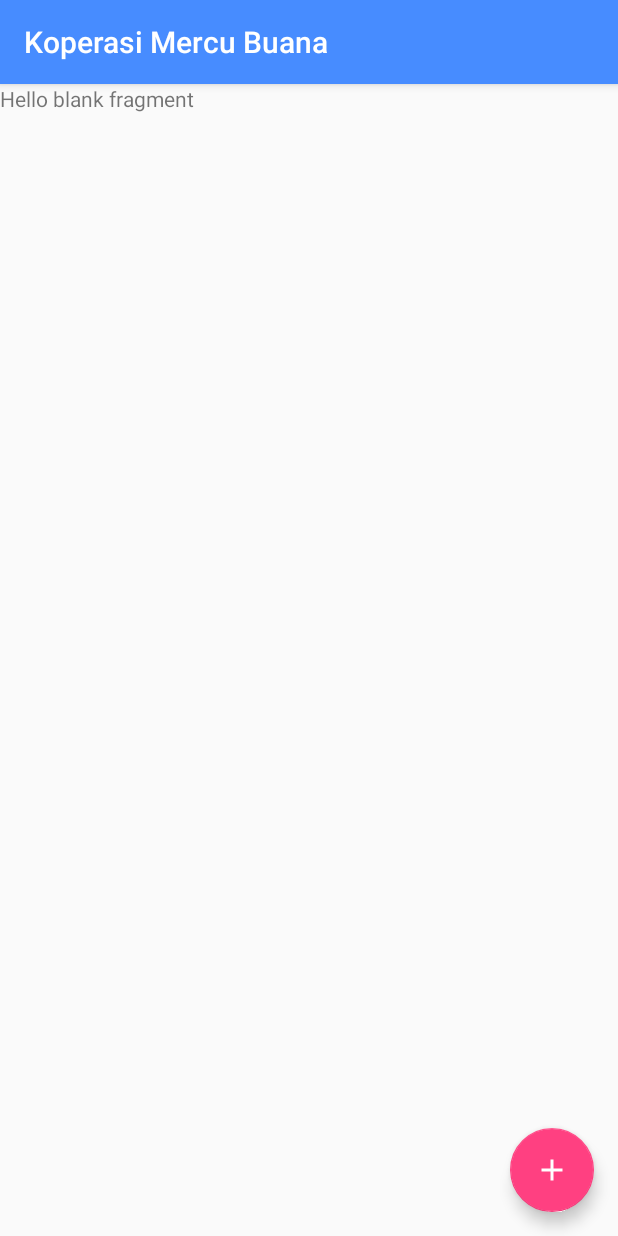
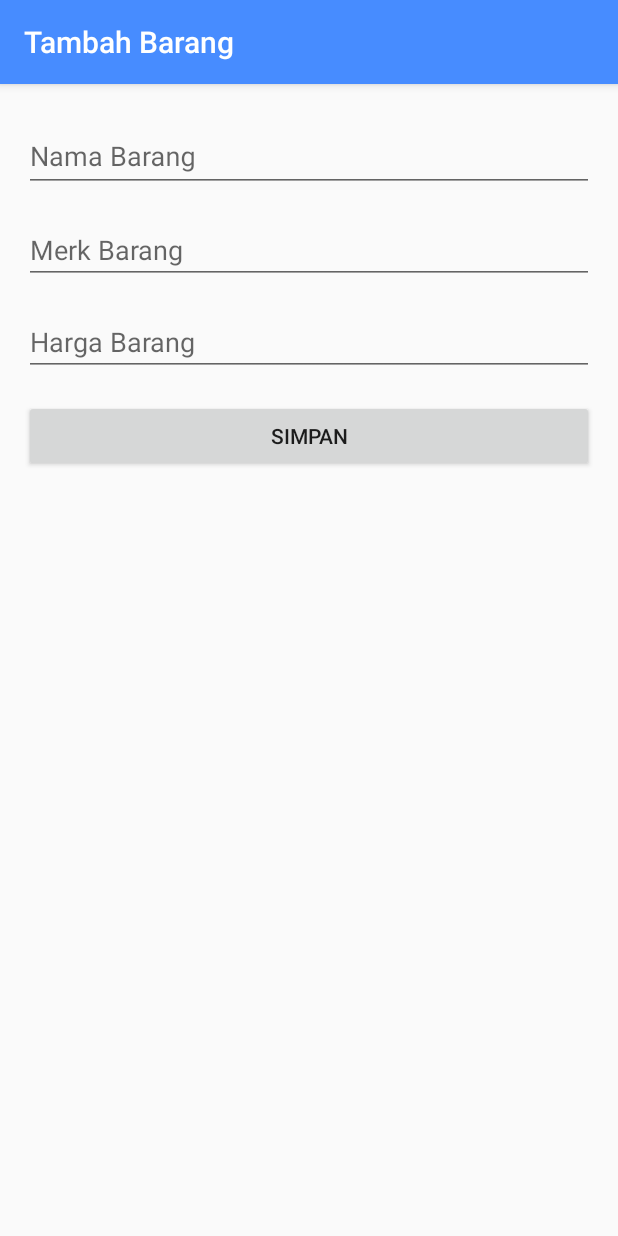
Before and after one commit to alfathony/koperasi-mercu-buana-android, an Android app: the screen it shows after launch (MainActivity before the commit, AddBarang after it), after a tap on an icon or button, on a phone screen of 412 x 824 dp. Run offline under Robolectric (Android 15) with nearby library versions, the phone set to English and light mode, and no system bars; libraries missing offline, so code that uses them is left out: com.androidnetworking, com.androidnetworking.error, com.androidnetworking.interfaces; 1 statement that could not run was skipped.

Commit message:
added tambah barang page activity

```diff
--- a/app/src/main/AndroidManifest.xml
+++ b/app/src/main/AndroidManifest.xml
@@ -26,6 +26,10 @@
         <activity
             android:name=".view.activity.addActivity"
             android:label="@string/title_activity_add"
+            android:theme="@style/AppTheme.NoActionBar" />
+        <activity
+            android:name=".AddBarang"
+            android:label="@string/title_activity_add_barang"
             android:theme="@style/AppTheme.NoActionBar"></activity>
     </application>
 
--- /dev/null
+++ b/app/src/main/java/com/abdullatieffathoni41816110153uas/koperasimercubuana/AddBarang.java
@@ -0,0 +1,29 @@
+package com.abdullatieffathoni41816110153uas.koperasimercubuana;
+
+import android.os.Bundle;
+import android.support.design.widget.FloatingActionButton;
+import android.support.design.widget.Snackbar;
+import android.support.v7.app.AppCompatActivity;
+import android.support.v7.widget.Toolbar;
+import android.view.View;
+
+/*
+ * @author Abdul Latief Fathoni 41816110153
+ * 17 July 2018
+ * purpose final exam mercu buana
+ *
+ * */
+
+public class AddBarang extends AppCompatActivity {
+
+    @Override
+    protected void onCreate(Bundle savedInstanceState) {
+        super.onCreate(savedInstanceState);
+        setContentView(R.layout.activity_add_barang);
+        Toolbar toolbar = (Toolbar) findViewById(R.id.toolbar);
+        setSupportActionBar(toolbar);
+
+
+    }
+
+}
--- a/app/src/main/java/com/abdullatieffathoni41816110153uas/koperasimercubuana/AddBarangFragment.java
+++ /dev/null
@@ -1,108 +0,0 @@
-package com.abdullatieffathoni41816110153uas.koperasimercubuana;
-
-import android.content.Context;
-import android.net.Uri;
-import android.os.Bundle;
-import android.support.v4.app.Fragment;
-import android.view.LayoutInflater;
-import android.view.View;
-import android.view.ViewGroup;
-
-
-/**
- * A simple {@link Fragment} subclass.
- * Activities that contain this fragment must implement the
- * {@link AddBarangFragment.OnFragmentInteractionListener} interface
- * to handle interaction events.
- * Use the {@link AddBarangFragment#newInstance} factory method to
- * create an instance of this fragment.
- */
-public class AddBarangFragment extends Fragment {
-    // TODO: Rename parameter arguments, choose names that match
-    // the fragment initialization parameters, e.g. ARG_ITEM_NUMBER
-    private static final String ARG_PARAM1 = "param1";
-    private static final String ARG_PARAM2 = "param2";
-
-    // TODO: Rename and change types of parameters
-    private String mParam1;
-    private String mParam2;
-
-    private OnFragmentInteractionListener mListener;
-
-    public AddBarangFragment() {
-        // Required empty public constructor
-    }
-
-    /**
-     * Use this factory method to create a new instance of
-     * this fragment using the provided parameters.
-     *
-     * @param param1 Parameter 1.
-     * @param param2 Parameter 2.
-     * @return A new instance of fragment AddBarangFragment.
-     */
-    // TODO: Rename and change types and number of parameters
-    public static AddBarangFragment newInstance(String param1, String param2) {
-        AddBarangFragment fragment = new AddBarangFragment();
-        Bundle args = new Bundle();
-        args.putString(ARG_PARAM1, param1);
-        args.putString(ARG_PARAM2, param2);
-        fragment.setArguments(args);
-        return fragment;
-    }
-
-    @Override
-    public void onCreate(Bundle savedInstanceState) {
-        super.onCreate(savedInstanceState);
-        if (getArguments() != null) {
-            mParam1 = getArguments().getString(ARG_PARAM1);
-            mParam2 = getArguments().getString(ARG_PARAM2);
-        }
-    }
-
-    @Override
-    public View onCreateView(LayoutInflater inflater, ViewGroup container,
-                             Bundle savedInstanceState) {
-        // Inflate the layout for this fragment
-        return inflater.inflate(R.layout.fragment_add_barang, container, false);
-    }
-
-    // TODO: Rename method, update argument and hook method into UI event
-    public void onButtonPressed(Uri uri) {
-        if (mListener != null) {
-            mListener.onFragmentInteraction(uri);
-        }
-    }
-
-    @Override
-    public void onAttach(Context context) {
-        super.onAttach(context);
-        if (context instanceof OnFragmentInteractionListener) {
-            mListener = (OnFragmentInteractionListener) context;
-        } else {
-            throw new RuntimeException(context.toString()
-                    + " must implement OnFragmentInteractionListener");
-        }
-    }
-
-    @Override
-    public void onDetach() {
-        super.onDetach();
-        mListener = null;
-    }
-
-    /**
-     * This interface must be implemented by activities that contain this
-     * fragment to allow an interaction in this fragment to be communicated
-     * to the activity and potentially other fragments contained in that
-     * activity.
-     * <p>
-     * See the Android Training lesson <a href=
-     * "http://developer.android.com/training/basics/fragments/communicating.html"
-     * >Communicating with Other Fragments</a> for more information.
-     */
-    public interface OnFragmentInteractionListener {
-        // TODO: Update argument type and name
-        void onFragmentInteraction(Uri uri);
-    }
-}
--- a/app/src/main/java/com/abdullatieffathoni41816110153uas/koperasimercubuana/MainActivity.java
+++ b/app/src/main/java/com/abdullatieffathoni41816110153uas/koperasimercubuana/MainActivity.java
@@ -1,19 +1,15 @@
 package com.abdullatieffathoni41816110153uas.koperasimercubuana;
 
-import android.app.Activity;
 import android.app.ProgressDialog;
-import android.support.design.widget.BottomNavigationView;
+import android.content.Intent;
 import android.support.design.widget.FloatingActionButton;
 import android.support.v7.app.AppCompatActivity;
 import android.os.Bundle;
-import android.support.v7.widget.RecyclerView;
 import android.util.Log;
 import android.view.View;
-import android.widget.Button;
 import android.widget.ListAdapter;
 import android.widget.ListView;
 import android.widget.SimpleAdapter;
-import android.widget.Toast;
 
 import com.androidnetworking.AndroidNetworking;
 import com.androidnetworking.error.ANError;
@@ -26,14 +22,16 @@ import org.json.JSONObject;
 import java.text.NumberFormat;
 import java.util.ArrayList;
 import java.util.HashMap;
-import java.util.List;
 import java.util.Locale;
 
-import retrofit2.Call;
-import retrofit2.Callback;
-import retrofit2.Response;
+/*
+* @author Abdul Latief Fathoni 41816110153
+* 17 July 2018
+* purpose final exam mercu buana
+*
+* */
 
-public class MainActivity extends AppCompatActivity implements AddBarangFragment.OnFragmentInteractionListener {
+public class MainActivity extends AppCompatActivity {
 
     private String TAG = MainActivity.class.getSimpleName();
     private ProgressDialog pDialog;
@@ -57,8 +55,8 @@ public class MainActivity extends AppCompatActivity implements AddBarangFragment
         btn_barang.setOnClickListener(new View.OnClickListener() {
             @Override
             public void onClick(View view) {
-                getSupportFragmentManager().beginTransaction().add(R.id.addFragment, new AddBarangFragment()).commit();
-
+                Intent intent = new Intent(MainActivity.this, AddBarang.class);
+                startActivity(intent);
             }
         });
 
--- /dev/null
+++ b/app/src/main/res/layout/activity_add_barang.xml
@@ -0,0 +1,66 @@
+<?xml version="1.0" encoding="utf-8"?>
+<LinearLayout xmlns:android="http://schemas.android.com/apk/res/android"
+    xmlns:app="http://schemas.android.com/apk/res-auto"
+    xmlns:tools="http://schemas.android.com/tools"
+    android:layout_width="match_parent"
+    android:layout_height="wrap_content"
+    android:orientation="vertical"
+    tools:context=".AddBarang">
+
+    <android.support.design.widget.AppBarLayout
+        android:layout_width="match_parent"
+        android:layout_height="wrap_content"
+        android:theme="@style/AppTheme.AppBarOverlay">
+
+        <android.support.v7.widget.Toolbar
+            android:id="@+id/toolbar"
+            android:layout_width="match_parent"
+            android:layout_height="?attr/actionBarSize"
+            android:background="?attr/colorPrimary"
+            app:popupTheme="@style/AppTheme.PopupOverlay" />
+
+    </android.support.design.widget.AppBarLayout>
+
+    <LinearLayout
+        android:layout_width="match_parent"
+        android:layout_height="wrap_content"
+        android:padding="@dimen/fab_margin"
+        android:orientation="vertical">
+
+        <android.support.design.widget.TextInputLayout
+            android:layout_width="match_parent"
+            android:layout_height="wrap_content"
+            android:focusable="true"
+            android:focusableInTouchMode="true">
+
+            <EditText
+                android:layout_width="match_parent"
+                android:layout_height="match_parent"
+                android:layout_marginBottom="16dp"
+                android:hint="@string/nama_barang"/>
+
+        </android.support.design.widget.TextInputLayout>
+
+
+
+        <EditText
+            android:layout_width="match_parent"
+            android:layout_height="match_parent"
+            android:layout_marginBottom="16dp"
+            android:hint="@string/merk_barang"/>
+
+        <EditText
+            android:layout_width="match_parent"
+            android:layout_height="match_parent"
+            android:layout_marginBottom="16dp"
+            android:hint="@string/harga_barang"/>
+
+        <android.support.v7.widget.AppCompatButton
+            android:layout_width="match_parent"
+            android:layout_height="wrap_content"
+            android:text="@string/simpan"/>
+
+    </LinearLayout>
+
+
+</LinearLayout>
--- a/app/src/main/res/layout/fragment_add_barang.xml
+++ /dev/null
@@ -1,14 +0,0 @@
-<?xml version="1.0" encoding="utf-8"?>
-<FrameLayout xmlns:android="http://schemas.android.com/apk/res/android"
-    xmlns:tools="http://schemas.android.com/tools"
-    android:layout_width="match_parent"
-    android:layout_height="match_parent"
-    tools:context=".AddBarangFragment">
-
-    <!-- TODO: Update blank fragment layout -->
-    <TextView
-        android:layout_width="match_parent"
-        android:layout_height="match_parent"
-        android:text="@string/hello_blank_fragment" />
-
-</FrameLayout>
--- a/app/src/main/res/values/strings.xml
+++ b/app/src/main/res/values/strings.xml
@@ -4,4 +4,9 @@
 
     <!-- TODO: Remove or change this placeholder text -->
     <string name="hello_blank_fragment">Hello blank fragment</string>
+    <string name="title_activity_add_barang">Tambah Barang</string>
+    <string name="merk_barang">Merk Barang</string>
+    <string name="nama_barang">Nama Barang</string>
+    <string name="harga_barang">Harga Barang</string>
+    <string name="simpan">Simpan</string>
 </resources>
```
